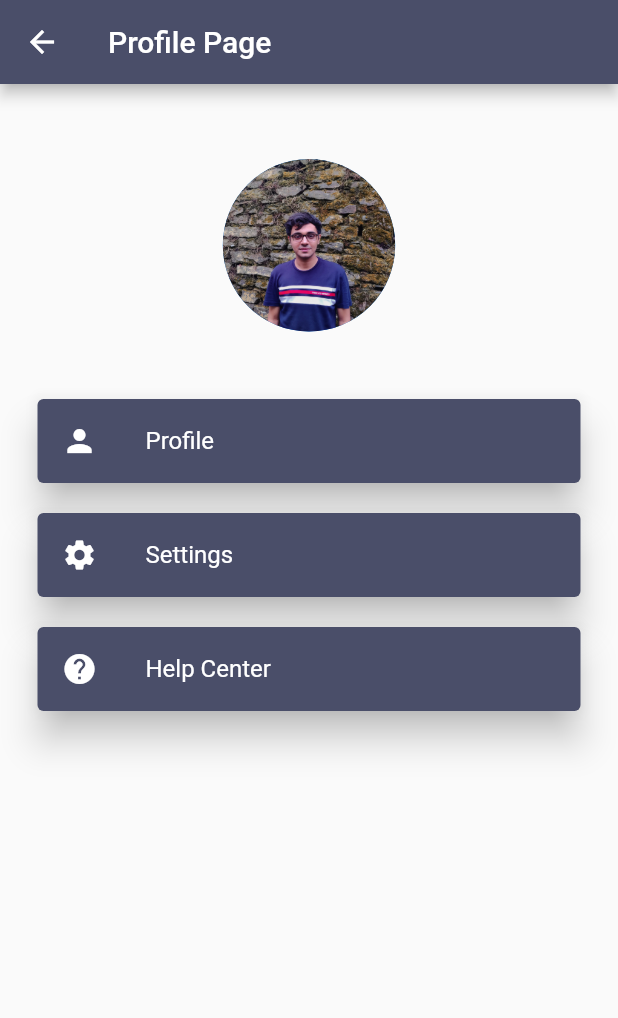
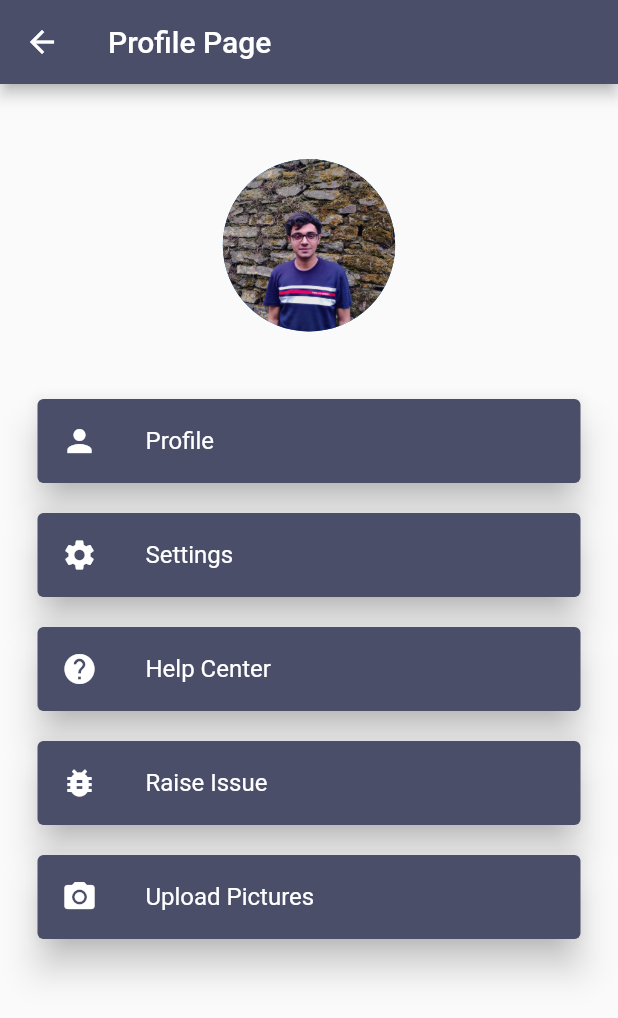
Before and after one commit to ABNarwal/MelaKDB, a Flutter app: the ProfilePage screen opened directly, on a phone screen of 412 x 824 dp. Shown: the top 1018 px of the screen. Run offline on Flutter 3.47's test engine with Material 2 defaults, Android fonts, the phone set to English and light mode, and no system bars; our stand-ins replace file_picker, firebase_auth, firebase_core, fluttertoast, get, google_sign_in and 2 more; accounts and stored records are empty.

Commit message:
added raise issue and gallery page

```diff
--- a/lib/main.dart
+++ b/lib/main.dart
@@ -32,6 +32,6 @@ class MyApp extends StatelessWidget {
   @override
   Widget build(BuildContext context) => Scaffold(
         //body: ShopAlloc(),
-        body: DetailsPage(),
+        body: ProfilePage(),
       );
 }
--- a/lib/pages/details.dart
+++ b/lib/pages/details.dart
@@ -485,7 +485,7 @@ class _DetailsPageState extends State<DetailsPage> {
              * send the entered data to the Firebase Cloud Firestore.
              */
                         },
-                      )
+                      ),
                     ],
                   ),
                 )
--- a/lib/pages/profile.dart
+++ b/lib/pages/profile.dart
@@ -1,7 +1,9 @@
 import 'dart:ui';
+import 'package:mgmt/pages/Gallery.dart';
 import 'package:mgmt/pages/details.dart';
 import 'package:flutter/material.dart';
 import 'package:mgmt/pages/home.dart';
+import 'package:mgmt/pages/raiseIssue.dart';
 
 class ProfilePage extends StatefulWidget {
   @override
@@ -31,8 +33,9 @@ class _ProfilePageState extends State<ProfilePage> {
                   child: Stack(
                     fit: StackFit.expand,
                     clipBehavior: Clip.none,
+                    // ignore: prefer_const_literals_to_create_immutables
                     children: [
-                      CircleAvatar(
+                      const CircleAvatar(
                         backgroundImage: AssetImage("assets/images/pfp.jpeg"),
                       ),
                     ],
@@ -121,8 +124,9 @@ class _ProfilePageState extends State<ProfilePage> {
                     child: Column(
                       crossAxisAlignment: CrossAxisAlignment.center,
                       mainAxisAlignment: MainAxisAlignment.center,
+                      // ignore: prefer_const_literals_to_create_immutables
                       children: [
-                        ListTile(
+                        const ListTile(
                           leading: Icon(
                             Icons.help,
                             color: Colors.white,
@@ -136,6 +140,82 @@ class _ProfilePageState extends State<ProfilePage> {
                     ),
                   ),
                 ),
+                const SizedBox(
+                  height: 10,
+                ),
+                SizedBox(
+                  // height: 80,
+                  child: Card(
+                    semanticContainer: false,
+                    //clipBehavior:
+                    elevation: 10,
+                    //shadowColor: Color(0xff1DB954),
+                    color: Color(0xff4a4e69),
+                    margin: EdgeInsets.all(5),
+                    child: Column(
+                      crossAxisAlignment: CrossAxisAlignment.center,
+                      mainAxisAlignment: MainAxisAlignment.center,
+                      children: [
+                        ListTile(
+                          leading: const Icon(
+                            Icons.bug_report,
+                            color: Colors.white,
+                          ),
+                          title: const Text(
+                            'Raise Issue',
+                            style: TextStyle(color: Colors.white),
+                          ),
+                          onTap: () => {
+                            Navigator.push(
+                              context,
+                              MaterialPageRoute(
+                                builder: (context) => RaiseIssue(),
+                              ),
+                            ),
+                          },
+                        ),
+                      ],
+                    ),
+                  ),
+                ),
+                const SizedBox(
+                  height: 10,
+                ),
+                SizedBox(
+                  // height: 80,
+                  child: Card(
+                    semanticContainer: false,
+                    //clipBehavior:
+                    elevation: 10,
+                    //shadowColor: Color(0xff1DB954),
+                    color: Color(0xff4a4e69),
+                    margin: EdgeInsets.all(5),
+                    child: Column(
+                      crossAxisAlignment: CrossAxisAlignment.center,
+                      mainAxisAlignment: MainAxisAlignment.center,
+                      children: [
+                        ListTile(
+                          leading: const Icon(
+                            Icons.camera_alt,
+                            color: Colors.white,
+                          ),
+                          title: const Text(
+                            'Upload Pictures',
+                            style: TextStyle(color: Colors.white),
+                          ),
+                          onTap: () => {
+                            Navigator.push(
+                              context,
+                              MaterialPageRoute(
+                                builder: (context) => Gallery(),
+                              ),
+                            ),
+                          },
+                        ),
+                      ],
+                    ),
+                  ),
+                ),
               ],
             ),
           ),
```
Also changed, not shown: lib/pages/Gallery.dart (added, +201 -0 lines), lib/pages/raiseIssue.dart (added, +106 -0 lines).
